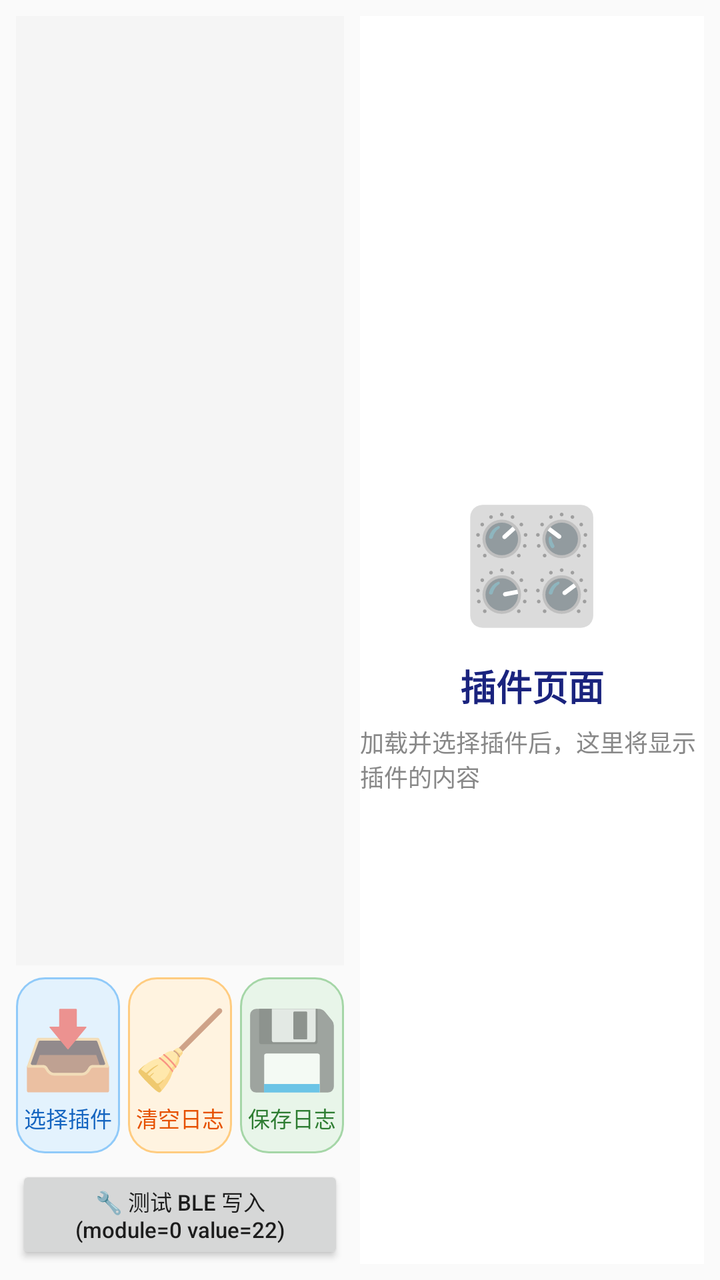
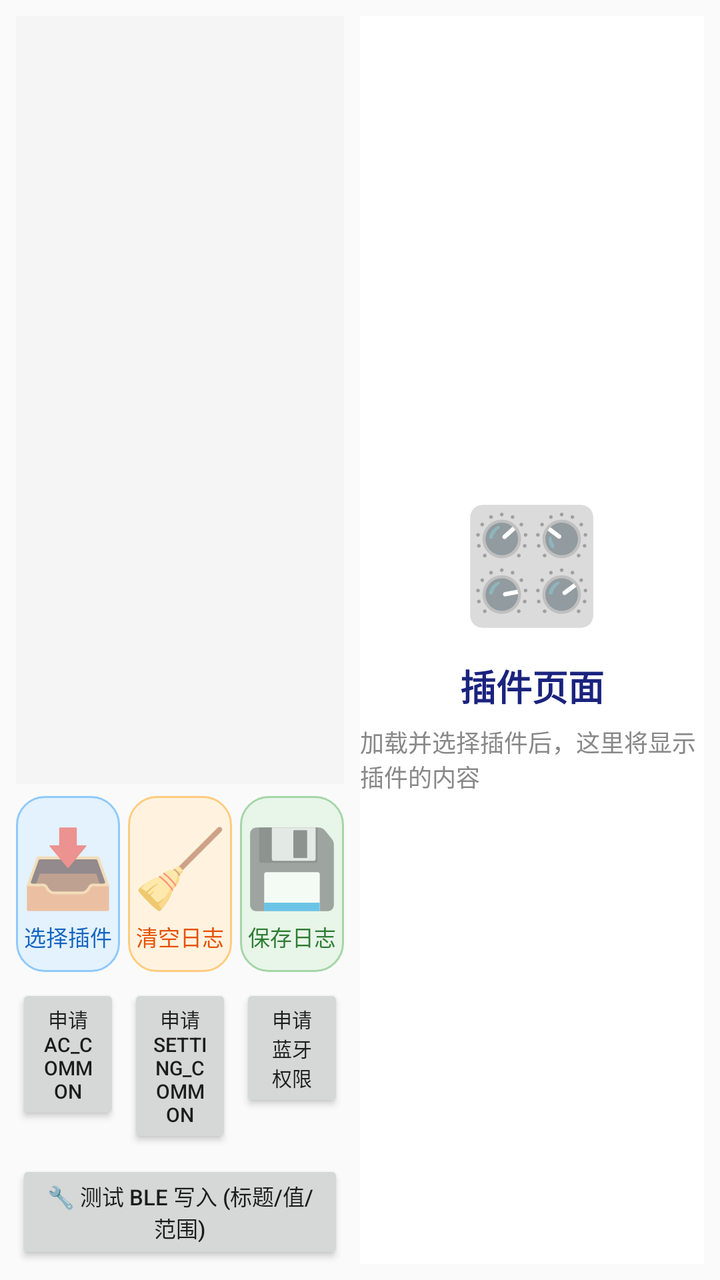

Compare the two renders of this Android layout. The source of the first and the diff that turns it into the second are given below.
<!-- AndroidManifest.xml: application theme Theme.Knob -->
<!-- res/layout/activity_knob.xml -->
<?xml version="1.0" encoding="utf-8"?>
<LinearLayout xmlns:android="http://schemas.android.com/apk/res/android"
    android:layout_width="match_parent"
    android:layout_height="match_parent"
    android:orientation="horizontal"
    android:padding="8dp">

    
    <LinearLayout
        android:layout_width="0dp"
        android:layout_height="match_parent"
        android:layout_weight="1"
        android:orientation="vertical"
        android:paddingEnd="8dp">

        
        <TextView
            android:id="@+id/tvLog"
            android:layout_width="match_parent"
            android:layout_height="0dp"
            android:layout_weight="1"
            android:textSize="12sp"
            android:fontFamily="monospace"
            android:textIsSelectable="true"
            android:background="#F5F5F5"
            android:textColor="#1A1A1A"
            android:textColorHighlight="#4D4D4D"
            android:padding="8dp"
            android:scrollbars="vertical"
            android:gravity="top" />

        
        <LinearLayout
            android:layout_width="match_parent"
            android:layout_height="wrap_content"
            android:orientation="horizontal"
            android:paddingTop="6dp">

            <LinearLayout
                android:id="@+id/btnPickPlugin"
                android:layout_width="0dp"
                android:layout_height="88dp"
                android:layout_weight="1"
                android:layout_marginEnd="4dp"
                android:background="@drawable/bg_btn_blue"
                android:clickable="true"
                android:focusable="true"
                android:foreground="?attr/selectableItemBackground"
                android:gravity="center"
                android:orientation="vertical">

                <TextView
                    android:layout_width="wrap_content"
                    android:layout_height="wrap_content"
                    android:text="📥"
                    android:textSize="38sp" />

                <TextView
                    android:layout_width="wrap_content"
                    android:layout_height="wrap_content"
                    android:text="选择插件"
                    android:textSize="11sp"
                    android:textColor="#1565C0"
                    android:layout_marginTop="2dp" />
            </LinearLayout>

            <LinearLayout
                android:id="@+id/btnClearLog"
                android:layout_width="0dp"
                android:layout_height="88dp"
                android:layout_weight="1"
                android:layout_marginEnd="4dp"
                android:background="@drawable/bg_btn_orange"
                android:clickable="true"
                android:focusable="true"
                android:foreground="?attr/selectableItemBackground"
                android:gravity="center"
                android:orientation="vertical">

                <TextView
                    android:layout_width="wrap_content"
                    android:layout_height="wrap_content"
                    android:text="🧹"
                    android:textSize="38sp" />

                <TextView
                    android:layout_width="wrap_content"
                    android:layout_height="wrap_content"
                    android:text="清空日志"
                    android:textSize="11sp"
                    android:textColor="#E65100"
                    android:layout_marginTop="2dp" />
            </LinearLayout>

            <LinearLayout
                android:id="@+id/btnSaveLog"
                android:layout_width="0dp"
                android:layout_height="88dp"
                android:layout_weight="1"
                android:background="@drawable/bg_btn_green"
                android:clickable="true"
                android:focusable="true"
                android:foreground="?attr/selectableItemBackground"
                android:gravity="center"
                android:orientation="vertical">

                <TextView
                    android:layout_width="wrap_content"
                    android:layout_height="wrap_content"
                    android:text="💾"
                    android:textSize="38sp" />

                <TextView
                    android:layout_width="wrap_content"
                    android:layout_height="wrap_content"
                    android:text="保存日志"
                    android:textSize="11sp"
                    android:textColor="#2E7D32"
                    android:layout_marginTop="2dp" />
            </LinearLayout>
        </LinearLayout>

        
        <Button
            android:id="@+id/btnTestBleWrite"
            android:layout_width="match_parent"
            android:layout_height="wrap_content"
            android:layout_marginTop="6dp"
            android:text="🔧 测试 BLE 写入 (module=0 value=22)"
            android:textSize="11sp"
            android:textAllCaps="false" />
    </LinearLayout>

    
    <FrameLayout
        android:id="@+id/pluginContainer"
        android:layout_width="0dp"
        android:layout_height="match_parent"
        android:layout_weight="1"
        android:background="#FFFFFF">

        
        <LinearLayout
            android:layout_width="match_parent"
            android:layout_height="match_parent"
            android:gravity="center"
            android:orientation="vertical">

            <TextView
                android:layout_width="wrap_content"
                android:layout_height="wrap_content"
                android:text="🎛️"
                android:textSize="56sp" />

            <TextView
                android:layout_width="wrap_content"
                android:layout_height="wrap_content"
                android:text="插件页面"
                android:textSize="18sp"
                android:textStyle="bold"
                android:textColor="#1A237E"
                android:layout_marginTop="12dp" />

            <TextView
                android:layout_width="wrap_content"
                android:layout_height="wrap_content"
                android:text="加载并选择插件后，这里将显示插件的内容"
                android:textSize="12sp"
                android:textColor="#888888"
                android:layout_marginTop="6dp" />
        </LinearLayout>
    </FrameLayout>
</LinearLayout>
<!-- resources referenced by this layout -->
<resources>
  <!-- drawable bg_btn_blue (drawable) -->
  <?xml version="1.0" encoding="utf-8"?>
  <shape xmlns:android="http://schemas.android.com/apk/res/android">
      <solid android:color="#E3F2FD" />
      <corners android:radius="14dp" />
      <stroke android:width="1dp" android:color="#90CAF9" />
  </shape>
  <!-- drawable bg_btn_green (drawable) -->
  <?xml version="1.0" encoding="utf-8"?>
  <shape xmlns:android="http://schemas.android.com/apk/res/android">
      <solid android:color="#E8F5E9" />
      <corners android:radius="14dp" />
      <stroke android:width="1dp" android:color="#A5D6A7" />
  </shape>
  <!-- drawable bg_btn_orange (drawable) -->
  <?xml version="1.0" encoding="utf-8"?>
  <shape xmlns:android="http://schemas.android.com/apk/res/android">
      <solid android:color="#FFF3E0" />
      <corners android:radius="14dp" />
      <stroke android:width="1dp" android:color="#FFCC80" />
  </shape>
  <style name="Theme.Knob" parent="Theme.AppCompat.Light.DarkActionBar" />
</resources>

<!-- the commit's change to res/layout/activity_knob.xml (unified diff, before → after) -->
@@ -121,12 +121,51 @@
         </LinearLayout>
 
         
+        <LinearLayout
+            android:layout_width="match_parent"
+            android:layout_height="wrap_content"
+            android:orientation="horizontal"
+            android:layout_marginTop="6dp">
+
+            <Button
+                android:id="@+id/btnReqAcCommon"
+                android:layout_width="0dp"
+                android:layout_height="wrap_content"
+                android:layout_weight="1"
+                android:layout_marginEnd="2dp"
+                android:text="申请 AC_COMMON"
+                android:textSize="10sp"
+                android:textAllCaps="false" />
+
+            <Button
+                android:id="@+id/btnReqSettingCommon"
+                android:layout_width="0dp"
+                android:layout_height="wrap_content"
+                android:layout_weight="1"
+                android:layout_marginStart="2dp"
+                android:layout_marginEnd="2dp"
+                android:text="申请 SETTING_COMMON"
+                android:textSize="10sp"
+                android:textAllCaps="false" />
+
+            <Button
+                android:id="@+id/btnReqBluetooth"
+                android:layout_width="0dp"
+                android:layout_height="wrap_content"
+                android:layout_weight="1"
+                android:layout_marginStart="2dp"
+                android:text="申请蓝牙权限"
+                android:textSize="10sp"
+                android:textAllCaps="false" />
+        </LinearLayout>
+
+        
         <Button
             android:id="@+id/btnTestBleWrite"
             android:layout_width="match_parent"
             android:layout_height="wrap_content"
             android:layout_marginTop="6dp"
-            android:text="🔧 测试 BLE 写入 (module=0 value=22)"
+            android:text="🔧 测试 BLE 写入 (标题/值/范围)"
             android:textSize="11sp"
             android:textAllCaps="false" />
     </LinearLayout>
